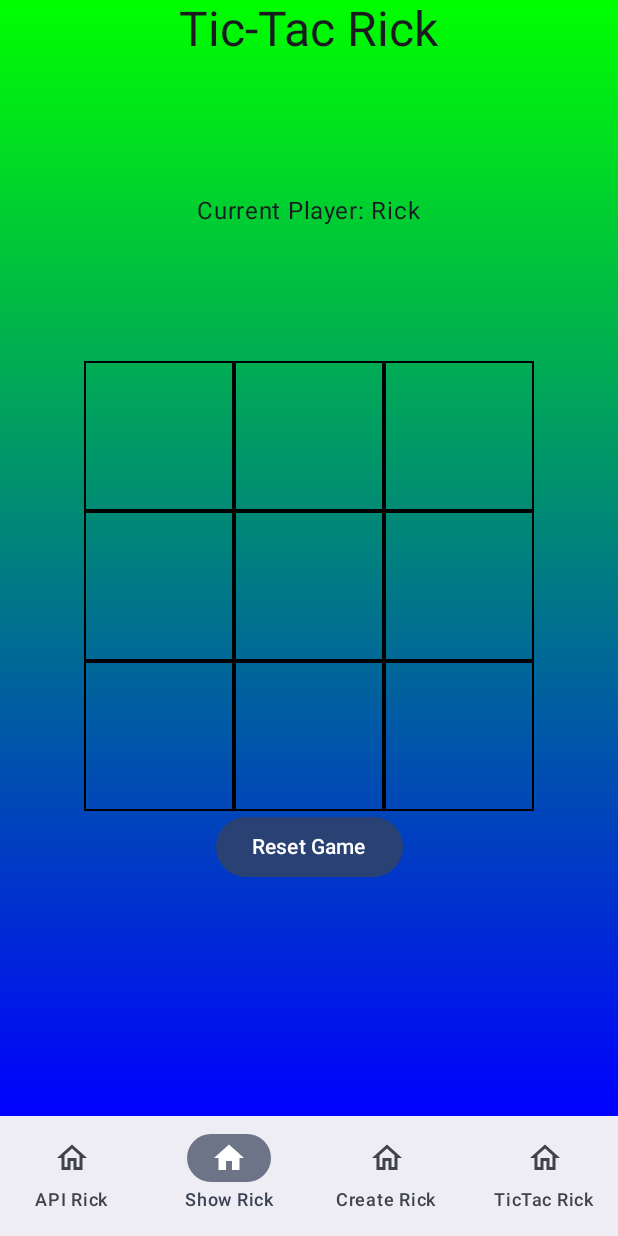
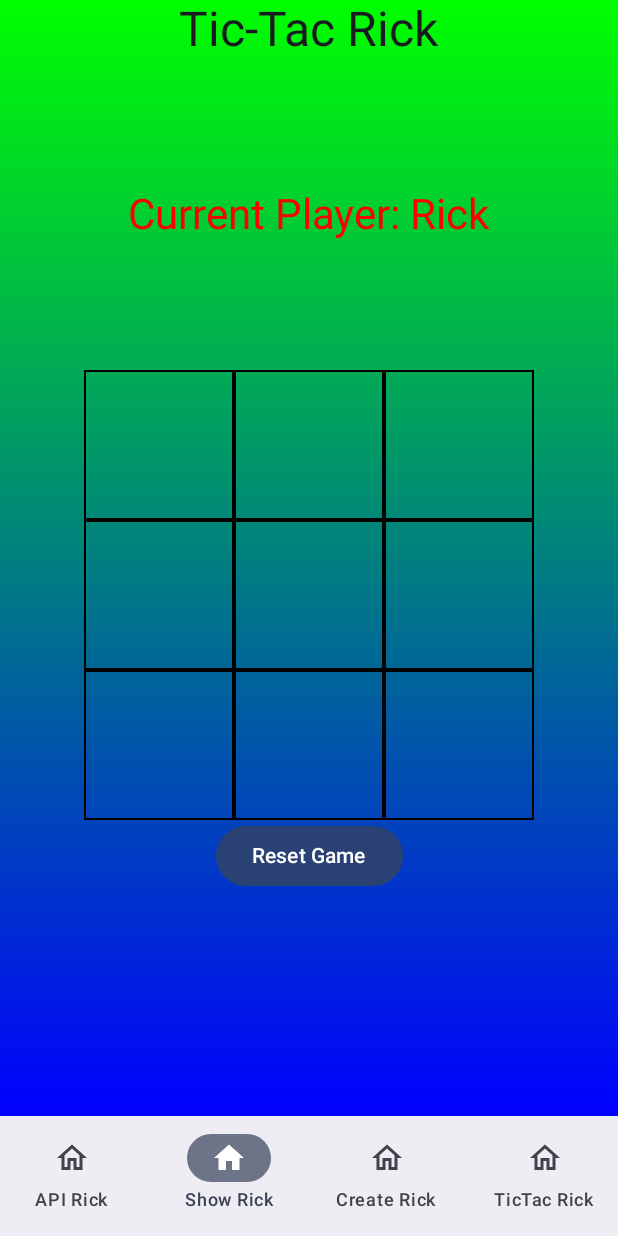
Before and after one commit to AndiCoding/RickAndMortyExam, an Android app built with Jetpack Compose: the TicTacRickScreen screen opened through its navigation route, on a phone screen of 412 x 824 dp. Run offline under Robolectric (Android 15) with nearby library versions, the phone set to English and light mode, and no system bars; our stand-ins replace Room's generated code; 4 statements that could not run were skipped.

Commit message:
updated ticktacrickviewmodel & screen

```diff
--- a/app/src/main/java/com/example/rickandmortyexam/screens/tictac_rick/TicTacRickScreen.kt
+++ b/app/src/main/java/com/example/rickandmortyexam/screens/tictac_rick/TicTacRickScreen.kt
@@ -27,8 +27,7 @@ import com.example.rickandmortyexam.ui.theme.Typography
 @Composable
 fun TicTacRickScreen(viewModel: TicTacRickViewModel) {
     val board by viewModel.board
-    val currentPlayer by viewModel.currentPlayer
-    val winner by viewModel.winner
+    val winnerMessage = viewModel.getWinnerMessage()
 
     Column(
         modifier = Modifier
@@ -43,20 +42,7 @@ fun TicTacRickScreen(viewModel: TicTacRickViewModel) {
     ) {
         Text("Tic-Tac Rick", style = Typography.headlineLarge)
 
-        if (winner != null) {
-            Text(
-                text = when (winner) {
-                    "Rick" -> "Rick Wins!"
-                    "Morty" -> "Morty Wins!"
-                    "Draw" -> "It's a Draw!"
-                    else -> ""
-                },
-                style = Typography.headlineMedium,
-                color = Color.Red
-            )
-        } else {
-            Text("Current Player: $currentPlayer", style = Typography.bodyLarge)
-        }
+        Text(winnerMessage, style = Typography.headlineMedium, color = Color.Red)
 
         Column(horizontalAlignment = Alignment.CenterHorizontally) {
             for (row in 0 until 3) {
--- a/app/src/main/java/com/example/rickandmortyexam/screens/tictac_rick/TicTacRickViewModel.kt
+++ b/app/src/main/java/com/example/rickandmortyexam/screens/tictac_rick/TicTacRickViewModel.kt
@@ -62,4 +62,13 @@ class TicTacRickViewModel : ViewModel() {
         rickPositions.clear()
         mortyPositions.clear()
     }
+
+    fun getWinnerMessage(): String {
+        return when (winner.value) {
+            "Rick" -> "Rick Wins!"
+            "Morty" -> "Morty Wins!"
+            "Draw" -> "It's a Draw!"
+            else -> "Current Player: ${currentPlayer.value}"
+        }
+    }
 }
```
